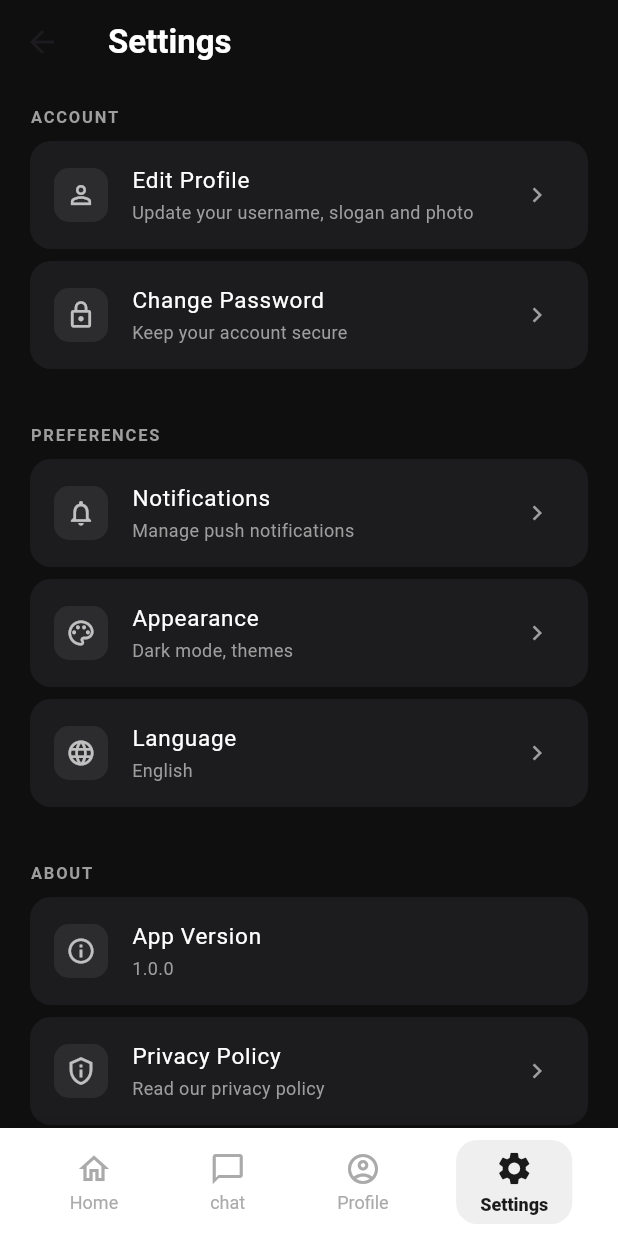
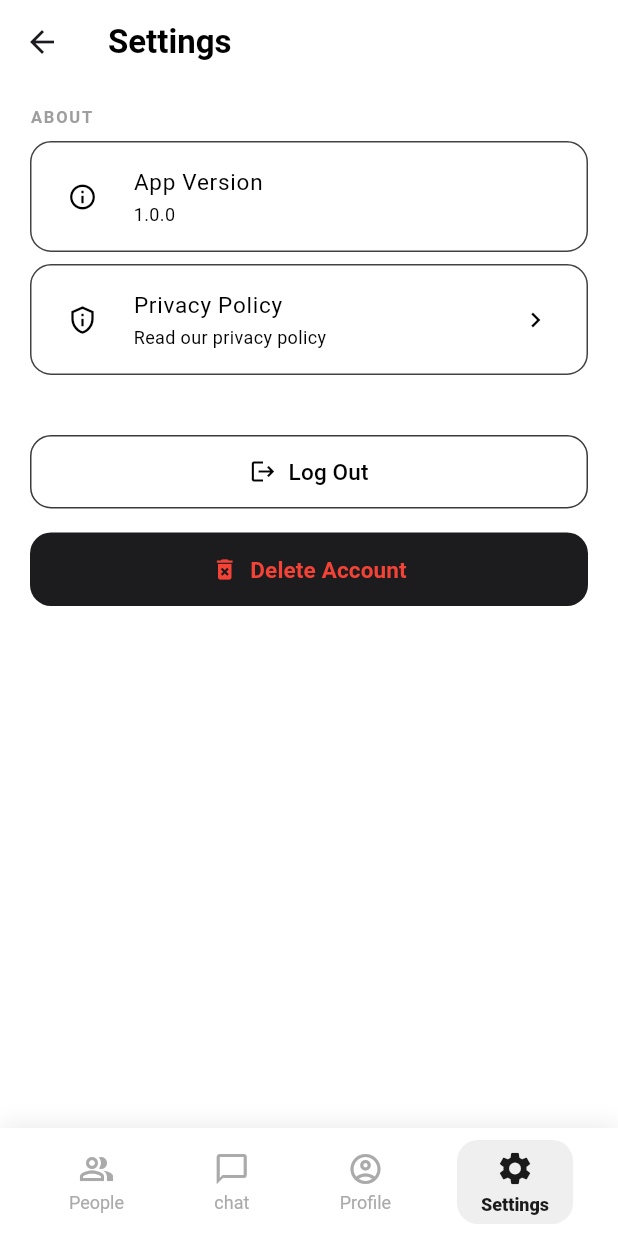
Before and after one commit to NICOLA-200/yuchat, a Flutter app: the SettingsScreen screen opened by its route, on a phone screen of 412 x 824 dp. Run offline on Flutter 3.47's test engine with Material 3 defaults, Android fonts, the phone set to English and light mode, and no system bars; our stand-ins replace flutter_riverpod, shared_preferences; accounts and stored records are empty.

Commit message:
style:setting updat

```diff
--- a/mobile/lib/screens/settings_screen.dart
+++ b/mobile/lib/screens/settings_screen.dart
@@ -10,14 +10,14 @@ class SettingsScreen extends ConsumerWidget {
   @override
   Widget build(BuildContext context, WidgetRef ref) {
     return Scaffold(
-      backgroundColor: const Color(0xFF0F0F0F),
+      backgroundColor: const Color(0xFFFfffff),
       appBar: AppBar(
-        backgroundColor: const Color(0xFF0F0F0F),
+        backgroundColor: const Color(0xFFFFFFFF),
         elevation: 0,
         title: const Text(
           'Settings',
           style: TextStyle(
-            color: Colors.white,
+            color: Colors.black,
             fontWeight: FontWeight.bold,
             fontSize: 22,
           ),
@@ -28,43 +28,43 @@ class SettingsScreen extends ConsumerWidget {
         child: ListView(
           padding: const EdgeInsets.symmetric(horizontal: 20, vertical: 10),
           children: [
-            _SectionLabel(label: 'Account'),
-            _SettingsTile(
-              icon: Icons.person_outline,
-              title: 'Edit Profile',
-              subtitle: 'Update your username, slogan and photo',
-              onTap: () {},
-            ),
-            _SettingsTile(
-              icon: Icons.lock_outline,
-              title: 'Change Password',
-              subtitle: 'Keep your account secure',
-              onTap: () {},
-            ),
+            // _SectionLabel(label: 'Account'),
+            // _SettingsTile(
+            //   icon: Icons.person_outline,
+            //   title: 'Edit Profile',
+            //   subtitle: 'Update your username, slogan and photo',
+            //   onTap: () {},
+            // ),
+            // _SettingsTile(
+            //   icon: Icons.lock_outline,
+            //   title: 'Change Password',
+            //   subtitle: 'Keep your account secure',
+            //   onTap: () {},
+            // ),
 
-            const SizedBox(height: 24),
+            // const SizedBox(height: 24),
 
-            _SectionLabel(label: 'Preferences'),
-            _SettingsTile(
-              icon: Icons.notifications_none,
-              title: 'Notifications',
-              subtitle: 'Manage push notifications',
-              onTap: () {},
-            ),
-            _SettingsTile(
-              icon: Icons.color_lens_outlined,
-              title: 'Appearance',
-              subtitle: 'Dark mode, themes',
-              onTap: () {},
-            ),
-            _SettingsTile(
-              icon: Icons.language_outlined,
-              title: 'Language',
-              subtitle: 'English',
-              onTap: () {},
-            ),
+            // _SectionLabel(label: 'Preferences'),
+            // _SettingsTile(
+            //   icon: Icons.notifications_none,
+            //   title: 'Notifications',
+            //   subtitle: 'Manage push notifications',
+            //   onTap: () {},
+            // ),
+            // _SettingsTile(
+            //   icon: Icons.color_lens_outlined,
+            //   title: 'Appearance',
+            //   subtitle: 'Dark mode, themes',
+            //   onTap: () {},
+            // ),
+            // _SettingsTile(
+            //   icon: Icons.language_outlined,
+            //   title: 'Language',
+            //   subtitle: 'English',
+            //   onTap: () {},
+            // ),
 
-            const SizedBox(height: 24),
+            // const SizedBox(height: 24),
 
             _SectionLabel(label: 'About'),
             _SettingsTile(
@@ -134,28 +134,29 @@ class _SettingsTile extends StatelessWidget {
     return Container(
       margin: const EdgeInsets.only(bottom: 8),
       decoration: BoxDecoration(
-        color: const Color(0xFF1C1C1E),
+        color: const Color(0xFFFFFFFF),
         borderRadius: BorderRadius.circular(14),
+        border: Border.all(color: Colors.grey.shade800, width: 1),
       ),
       child: ListTile(
         leading: Container(
           padding: const EdgeInsets.all(8),
           decoration: BoxDecoration(
-            color: const Color(0xFF2C2C2E),
+            color: const Color(0xFFFFFFFF),
             borderRadius: BorderRadius.circular(10),
           ),
-          child: Icon(icon, color: Colors.white70, size: 20),
+          child: Icon(icon, color: Colors.black, size: 20),
         ),
         title: Text(
           title,
-          style: const TextStyle(color: Colors.white, fontSize: 15),
+          style: const TextStyle(color: Colors.black, fontSize: 15),
         ),
         subtitle: Text(
           subtitle,
-          style: const TextStyle(color: Colors.grey, fontSize: 12),
+          style: const TextStyle(color: Colors.black, fontSize: 12),
         ),
         trailing: onTap != null
-            ? const Icon(Icons.chevron_right, color: Colors.grey, size: 20)
+            ? const Icon(Icons.chevron_right, color: Colors.black, size: 20)
             : null,
         onTap: onTap,
       ),
@@ -182,10 +183,10 @@ class _LogoutButton extends StatelessWidget {
             );
           }
         },
-        icon: const Icon(Icons.logout, color: Colors.white70),
+        icon: const Icon(Icons.logout, color: Colors.black),
         label: const Text(
           'Log Out',
-          style: TextStyle(color: Colors.white70, fontSize: 15),
+          style: TextStyle(color: Colors.black, fontSize: 15),
         ),
         style: OutlinedButton.styleFrom(
           padding: const EdgeInsets.symmetric(vertical: 14),
@@ -293,7 +294,7 @@ class _DeleteAccountButtonState extends State<_DeleteAccountButton> {
         ),
         style: TextButton.styleFrom(
           padding: const EdgeInsets.symmetric(vertical: 14),
-          backgroundColor: const Color(0xFF2C1010),
+          backgroundColor: const Color(0xFF1C1C1E),
           shape: RoundedRectangleBorder(
             borderRadius: BorderRadius.circular(14),
           ),
--- a/mobile/lib/services/auth_provider.dart
+++ b/mobile/lib/services/auth_provider.dart
@@ -1,23 +1,20 @@
 import 'package:flutter_riverpod/flutter_riverpod.dart';
 import '../services/token_storage.dart';
 
-// 1. Use NotifierProvider instead
 final authTokenProvider = NotifierProvider<AuthTokenNotifier, String?>(() {
   return AuthTokenNotifier();
 });
 
-// 2. Extend Notifier instead of StateNotifier
 class AuthTokenNotifier extends Notifier<String?> {
-
-  // 3. Logic previously in the constructor goes in 'build'
   @override
   String? build() {
     _loadToken();
-    return null; // Initial state
+    return '__loading__'; // distinct from null and ""
   }
 
   Future<void> _loadToken() async {
-    state = await TokenStorage.readToken();
+    final token = await TokenStorage.readToken();
+    state = token ?? ''; // no token stored → empty string, not null
   }
 
   Future<void> setToken(String token) async {
@@ -27,6 +24,6 @@ class AuthTokenNotifier extends Notifier<String?> {
 
   Future<void> clearToken() async {
     await TokenStorage.deleteToken();
-    state = null;
+    state = ''; // empty string = logged out, not null = loading
   }
 }
--- a/mobile/lib/widgets/bottom_navbar.dart
+++ b/mobile/lib/widgets/bottom_navbar.dart
@@ -46,9 +46,9 @@ class AppBottomNavBar extends StatelessWidget {
               _NavItem(
                 index: 0,
                 currentIndex: currentIndex,
-                icon: Icons.home_outlined,
-                activeIcon: Icons.home,
-                label: 'Home',
+                icon: Icons.people_alt_outlined,
+                activeIcon: Icons.people_outline_outlined,
+                label: 'People',
                 onTap: (i) => _onTap(context, i),
               ),
               _NavItem(
```
